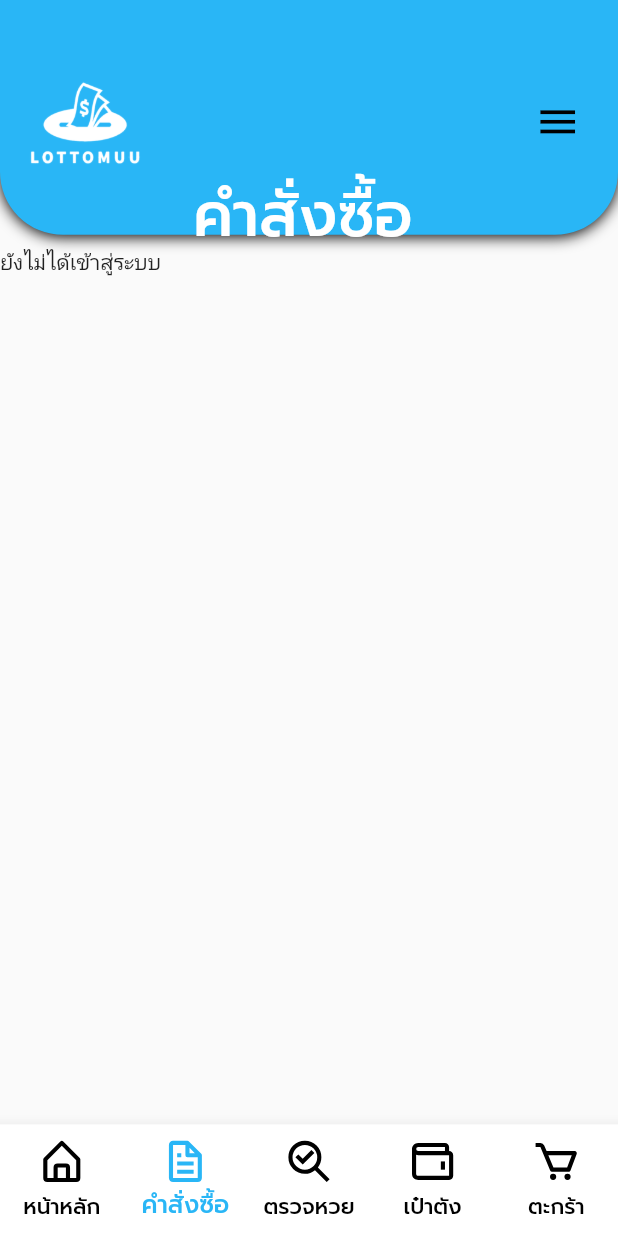
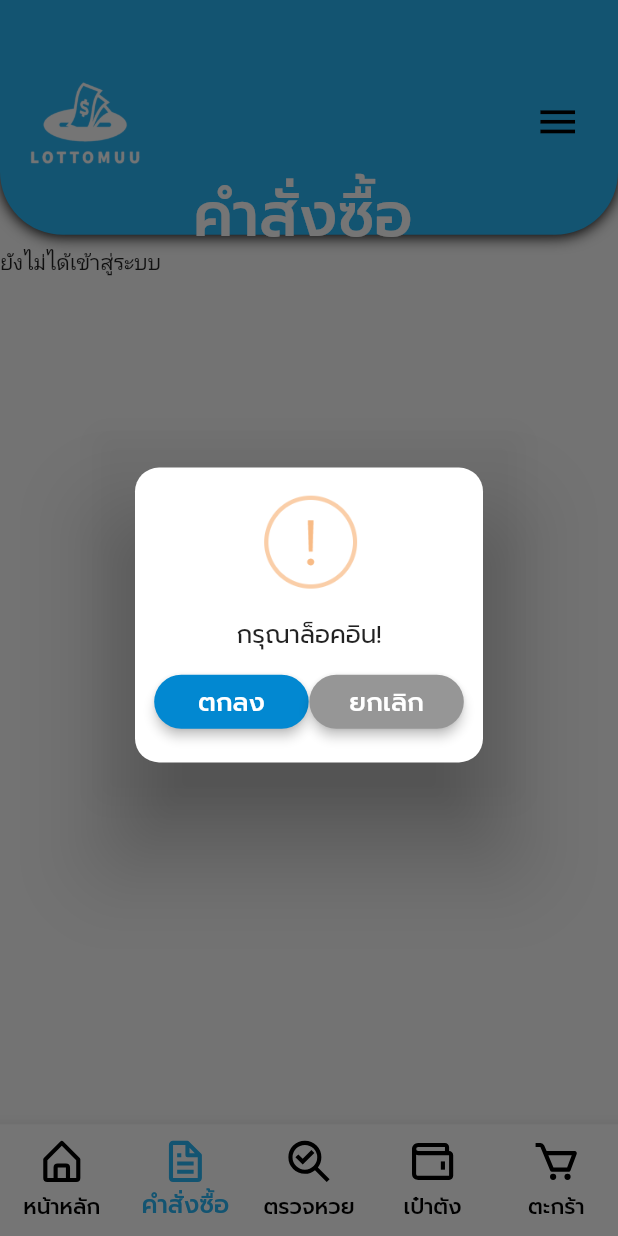
Before and after one commit to Projectmuutoo/Lottomuutoo, a Flutter app: the screen it shows after launch, item 2 of the bottom bar chosen, on a phone screen of 412 x 824 dp. Run offline on Flutter 3.47's test engine with Material 3 defaults, Android fonts, the phone set to English and light mode, and no system bars; our stand-ins replace flutter_svg, get_storage; accounts and stored records are empty; network calls fail; project files that could hold a hidden picture were left out.

```diff
--- a/lib/pages/navpages/order.dart
+++ b/lib/pages/navpages/order.dart
@@ -40,6 +40,10 @@
     }
     super.initState();
     loadData = loadDataAsync();
+    // Delay checkLogin until after the first frame is rendered
+    WidgetsBinding.instance.addPostFrameCallback((_) {
+      checkLogin();
+    });
   }
 
   Future<void> loadDataAsync() async {
@@ -186,12 +190,13 @@
         selectedPage: 1,
       ),
 
-      body: FutureBuilder(
+      body: SingleChildScrollView(
+        child: FutureBuilder(
           future: loadData,
           builder: (context, snapshot) {
             if (widget.email == 'ยังไม่ได้เข้าสู่ระบบ') {
               return Container(
-              child: Text('ยังไม่ได้เข้าสู่ระบบ'),
+                child: const Text('ยังไม่ได้เข้าสู่ระบบ'),
               );
             } else {
               if (snapshot.connectionState != ConnectionState.done) {
@@ -202,16 +207,72 @@
                   ),
                 );
               }
-            return Container(
-              child: Text('คำสั่งซื้อ'),
+
+              return SizedBox(
+                child: Container(
+                  child: Column(
+                    mainAxisAlignment: MainAxisAlignment.spaceBetween,
+                    children: [
+                      Row(
+                        children: [
+                          Expanded(child: Text('ทั้งหมด $count ใบ')),
+                          Expanded(child: Text('$countmoney.00 บาท')),
+                        ],
+                      ),
+                      for (var order in _orders)
+                        Column(
+                          crossAxisAlignment: CrossAxisAlignment.start,
+                          children: [
+                            Text(
+                                '${order.date.substring(0, 10)} - ${order.date.substring(11, 16)}'),
+                            Row(
+                              mainAxisAlignment: MainAxisAlignment.spaceBetween,
+                              children: [
+                                Expanded(
+                                  child: SvgPicture.string(
+                                    '<svg xmlns="http://www.w3.org/2000/svg" height="24px" viewBox="0 -960 960 960" width="24px" fill="#5f6368"><path d="M440-200h80v-40h40q17 0 28.5-11.5T600-280v-120q0-17-11.5-28.5T560-440H440v-40h160v-80h-80v-40h-80v40h-40q-17 0-28.5 11.5T360-520v120q0 17 11.5 28.5T400-360h120v40H360v80h80v40ZM240-80q-33 0-56.5-23.5T160-160v-640q0-33 23.5-56.5T240-880h320l240 240v480q0 33-23.5 56.5T720-80H240Zm280-560v-160H240v640h480v-480H520ZM240-800v160-160 640-640Z"/></svg>',
+                                    width: width * 0.02,
+                                    height: height * 0.04,
+                                  ),
+                                ),
+                                Expanded(
+                                  child: Text('${order.number}'),
+                                ),
+                                const Expanded(
+                                  child: Text('100.00 บาท'),
+                                ),
+                                Expanded(
+                                  child: Text(
+                                    // Check conditions for reward and win and display appropriate messages
+                                    _getStatusMessage(order.reward, order.win),
+                                    style: TextStyle(
+                                      color:
+                                          (order.reward == 0 && order.win != 0)
+                                              ? Colors.orange
+                                              : (order.reward == 1 &&
+                                                      order.win != 0)
+                                                  ? Colors.blue
+                                                  : Colors.black,
+                                    ),
+                                  ),
+                                ),
+                              ],
+                            ),
+                          ],
+                        ),
+                    ],
+                  ),
+                ),
               );
             }
           },
         ),
+      ),
     );
   }
 
-  void goLogin() {
+  void checkLogin() {
+    if (widget.email == 'ยังไม่ได้เข้าสู่ระบบ') {
       showDialog(
         context: context,
         builder: (context) => AlertDialog(
@@ -229,7 +290,7 @@
               mainAxisSize: MainAxisSize.min,
               children: [
                 Image.asset(
-                'assets/images/question.png',
+                  'assets/images/warning.png',
                   width: MediaQuery.of(context).size.width * 0.16,
                   height: MediaQuery.of(context).size.width * 0.16,
                   fit: BoxFit.cover,
@@ -237,10 +298,10 @@
                 SizedBox(height: MediaQuery.of(context).size.width * 0.04),
                 Center(
                   child: Text(
-                  'เข้าสู่ระบบ!',
+                    'กรุณาล็อคอิน!',
                     style: TextStyle(
                       fontFamily: 'prompt',
-                    fontSize: MediaQuery.of(context).size.width * 0.05,
+                      fontSize: MediaQuery.of(context).size.width * 0.04,
                     ),
                   ),
                 ),
@@ -314,6 +375,7 @@
       );
     }
   }
+}
 
 String _getStatusMessage(int? reward, int win) {
   if (reward == 0 && win == 0) {
```
Lines whose indentation alone changed are shown as unchanged.
